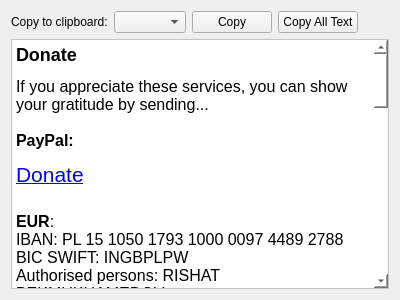
Qt form PageDonatePage.ui (asianirish/AI-Ronaut) before a commit.
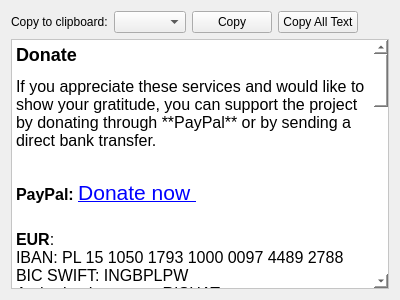
The same form after that commit.

Commit message: modify a 'Donate' section

The edit to the form file:
```diff
--- a/PageDonatePage.ui
+++ b/PageDonatePage.ui
@@ -65,8 +65,8 @@
 li.checked::marker { content: &quot;\2612&quot;; }
 &lt;/style&gt;&lt;/head&gt;&lt;body style=&quot; font-family:'Segoe UI'; font-size:9pt; font-weight:400; font-style:normal;&quot;&gt;
 &lt;h2 style=&quot; margin-top:16px; margin-bottom:12px; margin-left:0px; margin-right:0px; -qt-block-indent:0; text-indent:0px;&quot;&gt;&lt;a name=&quot;user-content-donate&quot;&gt;&lt;/a&gt;&lt;span style=&quot; font-family:'Noto Sans'; font-size:12pt; font-weight:700;&quot;&gt;D&lt;/span&gt;&lt;span style=&quot; font-family:'Noto Sans'; font-size:12pt; font-weight:700;&quot;&gt;onate&lt;/span&gt;&lt;/h2&gt;
-&lt;p style=&quot; margin-top:12px; margin-bottom:12px; margin-left:0px; margin-right:0px; -qt-block-indent:0; text-indent:0px;&quot;&gt;&lt;span style=&quot; font-family:'Noto Sans'; font-size:12pt;&quot;&gt;If you appreciate these services, you can show your gratitude by sending...&lt;br /&gt;&lt;br /&gt;&lt;/span&gt;&lt;span style=&quot; font-family:'Noto Sans'; font-size:12pt; font-weight:700;&quot;&gt;PayPal: &lt;/span&gt;&lt;/p&gt;
-&lt;p style=&quot; margin-top:0px; margin-bottom:0px; margin-left:0px; margin-right:0px; -qt-block-indent:0; text-indent:0px;&quot;&gt;&lt;a href=&quot;https://www.paypal.com/donate/?hosted_button_id=3YRL2X3VBVFLQ&quot;&gt;&lt;span style=&quot; font-size:16pt; text-decoration: underline; color:#0000ff;&quot;&gt;Donate&lt;/span&gt;&lt;/a&gt;&lt;span style=&quot; font-family:'Noto Sans'; font-size:12pt; font-weight:700;&quot;&gt;&lt;br /&gt;&lt;/span&gt;&lt;/p&gt;
+&lt;p style=&quot; margin-top:12px; margin-bottom:12px; margin-left:0px; margin-right:0px; -qt-block-indent:0; text-indent:0px;&quot;&gt;&lt;span style=&quot; font-family:'Noto Sans'; font-size:12pt;&quot;&gt;If you appreciate these services and would like to show your gratitude, you can support the project by donating through **PayPal** or by sending a direct bank transfer.&lt;/span&gt;&lt;/p&gt;
+&lt;p style=&quot; margin-top:0px; margin-bottom:0px; margin-left:0px; margin-right:0px; -qt-block-indent:0; text-indent:0px;&quot;&gt;&lt;span style=&quot; font-family:'Noto Sans'; font-size:12pt;&quot;&gt;&lt;br /&gt;&lt;/span&gt;&lt;span style=&quot; font-family:'Noto Sans'; font-size:12pt; font-weight:700;&quot;&gt;PayPal: &lt;/span&gt;&lt;a href=&quot;https://www.paypal.com/donate/?hosted_button_id=3YRL2X3VBVFLQ&quot;&gt;&lt;span style=&quot; font-size:16pt; text-decoration: underline; color:#0000ff;&quot;&gt;Donate now &lt;/span&gt;&lt;/a&gt;&lt;span style=&quot; font-family:'Noto Sans'; font-size:12pt; font-weight:700;&quot;&gt;&lt;br /&gt;&lt;/span&gt;&lt;/p&gt;
 &lt;p style=&quot; margin-top:12px; margin-bottom:12px; margin-left:0px; margin-right:0px; -qt-block-indent:0; text-indent:0px;&quot;&gt;&lt;span style=&quot; font-family:'Noto Sans'; font-size:12pt; font-weight:700;&quot;&gt;EUR&lt;/span&gt;&lt;span style=&quot; font-family:'Noto Sans'; font-size:12pt;&quot;&gt;: &lt;br /&gt;IBAN: PL 15 1050 1793 1000 0097 4489 2788 &lt;br /&gt;BIC SWIFT: INGBPLPW &lt;br /&gt;Authorised persons: RISHAT BEKMUKHAMEDOV&lt;/span&gt;&lt;/p&gt;
 &lt;p style=&quot; margin-top:12px; margin-bottom:12px; margin-left:0px; margin-right:0px; -qt-block-indent:0; text-indent:0px;&quot;&gt;&lt;span style=&quot; font-family:'Noto Sans'; font-size:12pt; font-weight:700;&quot;&gt;USD&lt;/span&gt;&lt;span style=&quot; font-family:'Noto Sans'; font-size:12pt;&quot;&gt;: &lt;br /&gt;IBAN: PL 47 1050 1793 1000 0097 5843 2927 &lt;br /&gt;BIC SWIFT: INGBPLPW &lt;br /&gt;Authorised persons: RISHAT BEKMUKHAMEDOV&lt;/span&gt;&lt;/p&gt;
 &lt;p style=&quot; margin-top:12px; margin-bottom:12px; margin-left:0px; margin-right:0px; -qt-block-indent:0; text-indent:0px;&quot;&gt;&lt;span style=&quot; font-family:'Noto Sans'; font-size:12pt; font-weight:700;&quot;&gt;PLN&lt;/span&gt;&lt;span style=&quot; font-family:'Noto Sans'; font-size:12pt;&quot;&gt;: &lt;br /&gt;IBAN: PL 36 1050 1793 1000 0091 3841 5139 &lt;br /&gt;BIC SWIFT: INGBPLPW &lt;br /&gt;Authorised persons: RISHAT BEKMUKHAMEDOV&lt;/span&gt;&lt;/p&gt;
```
The commit also changes 1 other file.
